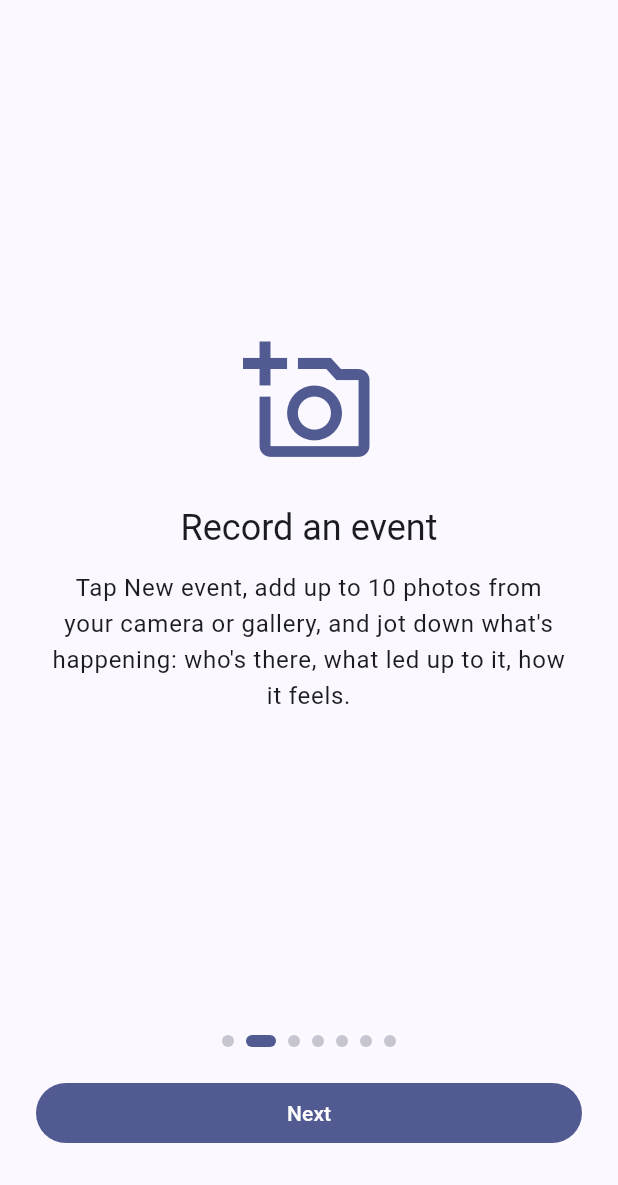
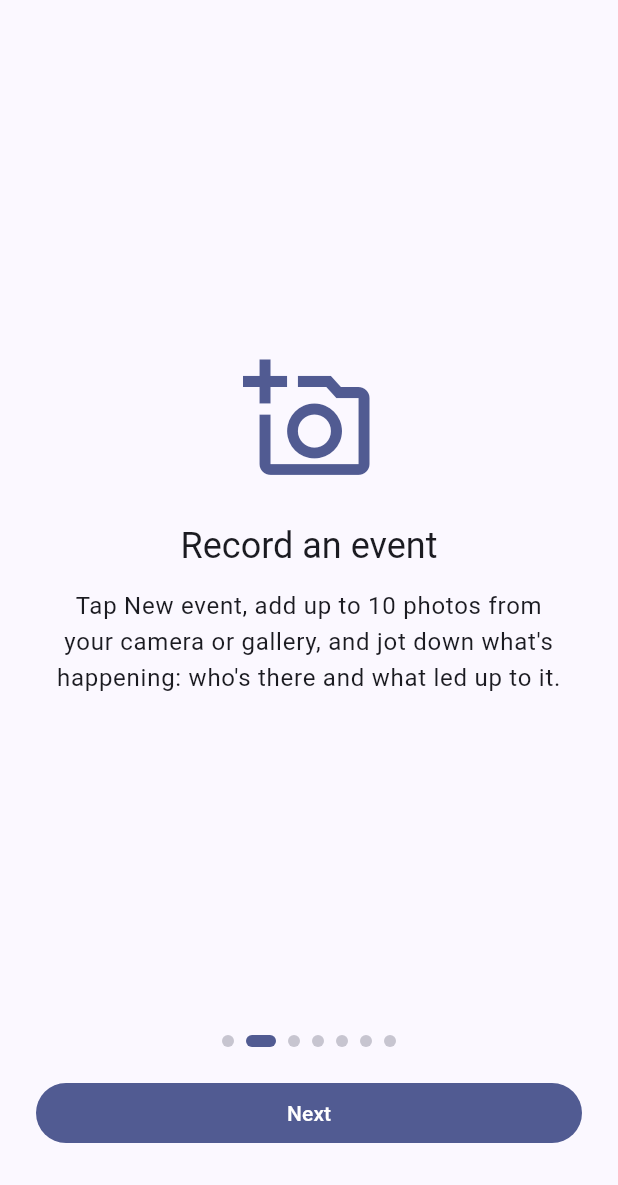
Before and after one commit to danielsentertainmentresearch-lab/Photo-Service-AI-History-Network-App-For-Ryan, a Flutter app: the screen it shows after launch, swiped to page 2, on a phone screen of 412 x 824 dp, the part 51-1236 px from its top. Run offline on Flutter 3.47's test engine with Material 3 defaults, Android fonts, the phone set to English and light mode, and no system bars; our stand-ins replace firebase_auth, firebase_core, flutter_secure_storage, google_mobile_ads, image_picker, local_auth and 3 more; accounts and stored records are empty.

Commit message:
Design Overhaul Cleanup run 1, part 2: old UX/UI items
- Tutorial: drop stale lines about notes covering feelings and the AI
  writing a narrative; it writes a factual account.
- Data guide: the people example skips the "none" marker.
- Mind map: the open/close badge sits on the pill's corner instead of
  over chapter titles.
- Store screenshots regenerated (graph shot now shows the mind map).
- README intro: notes no longer said to cover how it feels.

Co-Authored-By: Claude Opus 5.5 <noreply@anthropic.com>
Claude-Session: https://claude.ai/code/session_01PzhG2F3CB2QXumJMKgWp5z

```diff
--- a/lib/screens/data_screen.dart
+++ b/lib/screens/data_screen.dart
@@ -686,8 +686,9 @@ class _DataGuideScreenState extends State<DataGuideScreen> {
   static const _tryCode =
       '# Events per year, as a bar chart\n'
       'events.groupby("year").size().plot(kind="bar")\n\n'
-      '# The people you record most\n'
-      'events["people"].str.split("|").explode().value_counts().head(10)';
+      '# The people you record most ("none" means no one was named)\n'
+      'named = events.loc[events["people"] != "none", "people"]\n'
+      'named.str.split("|").explode().value_counts().head(10)';
 
   @override
   Widget build(BuildContext context) {
--- a/lib/screens/tutorial_screen.dart
+++ b/lib/screens/tutorial_screen.dart
@@ -32,14 +32,13 @@ const _steps = [
     Icons.add_a_photo_outlined,
     'Record an event',
     'Tap New event, add up to 10 photos from your camera or gallery, and '
-        'jot down what\'s happening: who\'s there, what led up to it, how it '
-        'feels.',
+        'jot down what\'s happening: who\'s there and what led up to it.',
   ),
   _Step(
     Icons.auto_awesome_outlined,
     'The AI writes the account',
-    'The AI studies every photo and your notes and writes a rich, detailed '
-        'account in your voice, then suggests things worth remembering.',
+    'The AI studies every photo and your notes and writes a detailed, '
+        'factual account, then suggests things worth remembering.',
   ),
   _Step(
     Icons.psychology_outlined,
```
Also changed, not shown: lib/screens/mind_map_view.dart (+6 -3 lines), 3 other files.
